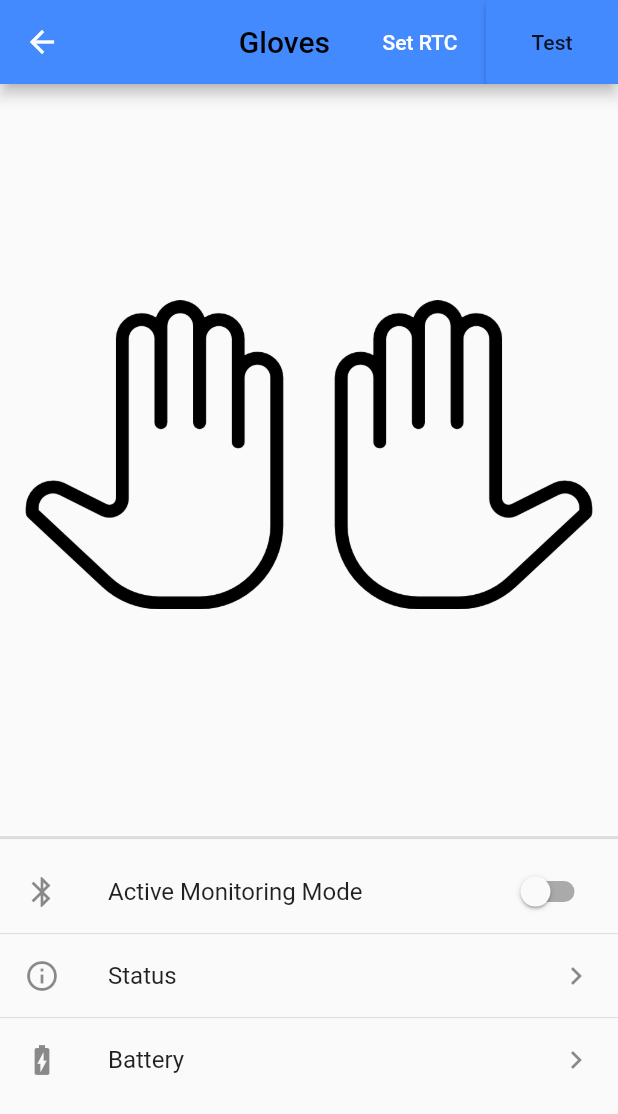
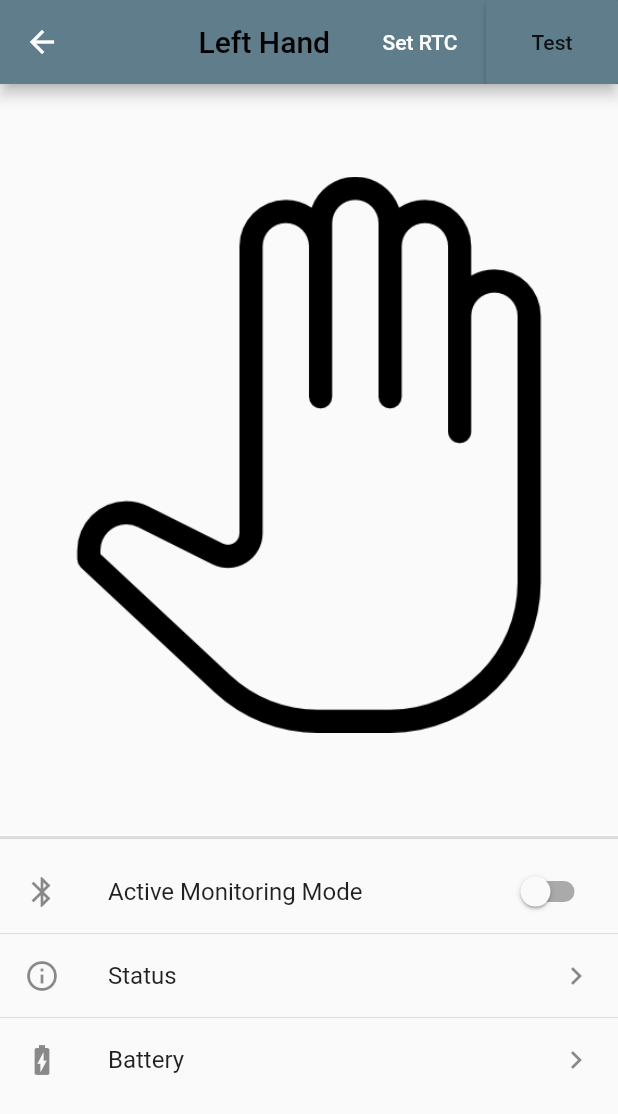
Before and after one commit to orion2166/measurement-gloves, a Flutter app: the screen it shows after launch, after a tap on "Gloves 1", on a phone screen of 412 x 824 dp. Shown: the top 1114 px of the screen. Run offline on Flutter 3.47's test engine with Material 2 defaults, Android fonts, the light colour scheme and no system bars.

Commit message:
Add files via upload

```diff
--- /dev/null
+++ b/App/measurement_gloves/lib/leftHand.dart
@@ -0,0 +1,218 @@
+import 'package:flutter/cupertino.dart';
+import 'package:flutter/material.dart';
+
+import 'circle_painter.dart';
+
+class LeftHand extends StatefulWidget { //reloads changes when saved
+  LeftHand({Key key}) : super(key: key);
+  @override
+  _LeftHand createState() => _LeftHand();
+}
+/*Global Variables*/
+bool toggleVal = false;
+double leftThumbH = 0; double leftThumbW = 0;
+double leftTopH = 0; double leftTopW = 0;
+double leftBottomH = 0; double leftBottomW = 0;
+
+class _LeftHand extends State<LeftHand> {
+
+  toggleValSwitch(bool newVal){
+    setState(() {
+      toggleVal = newVal;
+    });
+  }
+  //status
+  var status_type = 'not recording';
+  /*function here for receiving status of glove*/
+
+  //battery
+  int battery_per = 0; //initially zero
+  /*update battery percentage*/
+  // state variable
+  double forceVal = 0;
+  // change circle size when button pressed
+  _changeSize() {
+    setState(() {
+      if (forceVal == 0) {
+        forceVal = 3;
+      } else if (forceVal == 3) {
+        forceVal = 20;
+      } else if (forceVal == 20) {
+        forceVal = 35;
+      } else {
+        forceVal = 0;
+      }
+    });
+  }
+
+  @override
+  Widget build(BuildContext context){
+    return Scaffold(
+      appBar: AppBar(
+        title: Text(
+            'Left Hand',
+            style: TextStyle(
+              color: Colors.black,
+            )
+        ),
+        centerTitle: true,
+        backgroundColor: Colors.blueGrey, //ctrl+Q to view color intensity
+        leading: GestureDetector( //back button
+          onTap: () {
+            Navigator.pop(context);
+          },
+          child: Icon(
+            Icons.arrow_back,
+          ),
+        ),
+        actions: <Widget>[
+          FlatButton(
+            textColor: Colors.white,
+            onPressed: () {},
+            child: Text('Set RTC'),
+          ),
+          Container(
+            child: RaisedButton(
+              child: Text('Test'),
+              color: Colors.blueGrey,
+              onPressed: _changeSize,
+            ),
+          ),
+        ],
+      ),
+      body: Column(
+        children: <Widget>[
+          Stack(
+              children:<Widget> [
+                Row(
+                  mainAxisAlignment: MainAxisAlignment.spaceEvenly,
+                  crossAxisAlignment: CrossAxisAlignment.center,
+                  children:<Widget>[
+                    Container( //left hand
+                        child: Image.asset(
+                          'assets/transparent-hand-left.png',
+                          height: MediaQuery.of(context).size.height*0.6,
+                          width: MediaQuery.of(context).size.width*0.9,
+                          fit: BoxFit.fitWidth,
+                        )
+                    ),
+                  ],),
+                toggleVal ? Positioned( //left thumb circle
+                  top: MediaQuery.of(context).size.height*0.29,
+                  left: MediaQuery.of(context).size.width*0.08,
+                  //height: 50.0,
+                  //width: 50.0,
+                  child: Image.asset(
+                    'assets/transparent-circle.png',
+                    height: MediaQuery.of(context).size.height*0.17,
+                    width: MediaQuery.of(context).size.width*0.17,
+                    fit: BoxFit.fitWidth,
+                  ),
+                ): Container(height:0, width: 0),
+                toggleVal ? Positioned( //left top circle
+                  top: MediaQuery.of(context).size.height*0.24,
+                  left: MediaQuery.of(context).size.width*0.44,
+                  //height: 50.0,
+                  //width: 50.0,
+                  child: Image.asset(
+                    'assets/transparent-circle.png',
+                    height: MediaQuery.of(context).size.height*0.17,
+                    width: MediaQuery.of(context).size.width*0.17,
+                    fit: BoxFit.fitWidth,
+                  ),
+                ):Container(height:0, width: 0),
+                toggleVal ? Positioned(//left bottom circle
+                  top: MediaQuery.of(context).size.height*0.37,
+                  left: MediaQuery.of(context).size.width*0.60,
+                  //height: 50.0,
+                  //width: 50.0,
+                  child: Image.asset(
+                    'assets/transparent-circle.png',
+                    height: MediaQuery.of(context).size.height*0.17,
+                    width: MediaQuery.of(context).size.width*0.17,
+                    fit: BoxFit.fitWidth,
+                  ),
+                ):Container(height:0, width: 0),
+                Container(
+                  width: 400,
+                  height: 400,
+                  child: Circle(
+                    center: {"x": leftThumbW, "y": leftThumbH},
+                    radius: forceVal,
+                    mode: toggleVal,
+                  ),
+                ),
+                Container(
+                  width: 400,
+                  height: 400,
+                  child: Circle(
+                    center: {"x": leftTopW, "y": leftTopH},
+                    radius: forceVal,
+                    mode: toggleVal,
+                  ),
+                ),
+                Container(
+                  width: 400,
+                  height: 400,
+                  child: Circle(
+                    center: {"x": leftBottomW, "y": leftBottomH},
+                    radius: forceVal,
+                    mode: toggleVal,
+                  ),
+                ),
+              ]
+          ),
+          Divider( thickness: 2),
+          Expanded(
+            child: ListView(
+              children: ListTile.divideTiles(
+                context: context,
+                tiles:[
+                  SwitchListTile(
+                    secondary: Icon(Icons.bluetooth),
+                    activeColor: Colors.blueGrey,
+                    title: const Text('Active Monitoring Mode'),
+                    value: toggleVal,
+                    onChanged:(newVal) {
+                      setState(() {
+                        toggleValSwitch(newVal);
+                        /*Get height and width*/
+                        leftThumbH = MediaQuery.of(context).size.height*0.375;
+                        leftThumbW = MediaQuery.of(context).size.width*0.16;
+                        leftTopH = MediaQuery.of(context).size.height*0.325;
+                        leftTopW = MediaQuery.of(context).size.width*0.52;
+                        leftBottomH = MediaQuery.of(context).size.height*0.455;
+                        leftBottomW = MediaQuery.of(context).size.width*0.68;
+
+                      });
+                    },
+                  ),
+                  ListTile(
+                    leading: Icon(Icons.info_outline),
+                    title: Text('Status'),
+                    trailing: Icon(Icons.keyboard_arrow_right),
+                  ),
+                  ListTile(
+                    leading: Icon(Icons.battery_charging_full),
+                    title: Text('Battery'),
+                    trailing: Icon(Icons.keyboard_arrow_right),
+                  ),
+                ],
+              ).toList(),
+            ),
+          ),
+        ],),
+    );
+  }
+}
+
+/*Convert Force Value to Radius and Intensity*/
+//Assume Force Value Range is 0 - 100
+//Radius Range is 3 - 35
+//Intensity Range is 100 - 900
+class convertRadIntensity {
+  final double forceValue;
+  convertRadIntensity(this.forceValue);
+
+
+}
--- a/App/measurement_gloves/lib/main.dart
+++ b/App/measurement_gloves/lib/main.dart
@@ -2,6 +2,8 @@ import 'package:flutter/material.dart';
 
 import './GloveApp.dart';
 import './heartbeat.dart';
+import './leftHand.dart';
+import './rightHand.dart';
 
 void main() => runApp(MyApp());
 
@@ -14,6 +16,8 @@ class MyApp extends StatelessWidget {
         '/': (context) => FirstScreen(),
         //'/GloveApp': (context) => GloveApp(),
         '/heartbeat': (context) => Heartbeat(),
+        '/leftHand': (context) => LeftHand(),
+        '/rightHand': (context) => RightHand(),
       },
     );
   }
@@ -25,6 +29,7 @@ class FirstScreen extends StatelessWidget {
     return Scaffold(
       appBar: AppBar(
         title: Text('Gloves Nearby'),
+        backgroundColor: Colors.blueGrey,
       ),
       body: ListView(
         children: ListTile.divideTiles(
@@ -35,7 +40,7 @@ class FirstScreen extends StatelessWidget {
               trailing: Icon(Icons.keyboard_arrow_right),
               onTap: () {
                 //Navigator.of(context).pushNamed('/GloveApp');
-                Navigator.of(context).pushNamed('/heartbeat');
+                Navigator.of(context).pushNamed('/leftHand');
               },
             ),
             ListTile(
@@ -43,7 +48,7 @@ class FirstScreen extends StatelessWidget {
               trailing: Icon(Icons.keyboard_arrow_right),
               onTap: () {
                 //Navigator.of(context).pushNamed('/GloveApp');
-                Navigator.of(context).pushNamed('/heartbeat');
+                Navigator.of(context).pushNamed('/rightHand');
               },
             ),
             ListTile(
```
Also changed, not shown: App/measurement_gloves/lib/rightHand.dart (added, +204 -0 lines).
